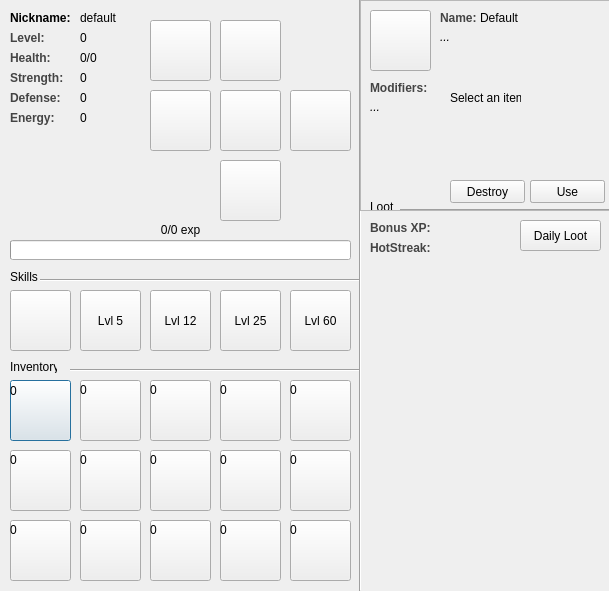
Before: the Qt Designer form rpg_resources/player.ui in raphaelkieling/addon-anki-rpg, drawn with Qt 5.
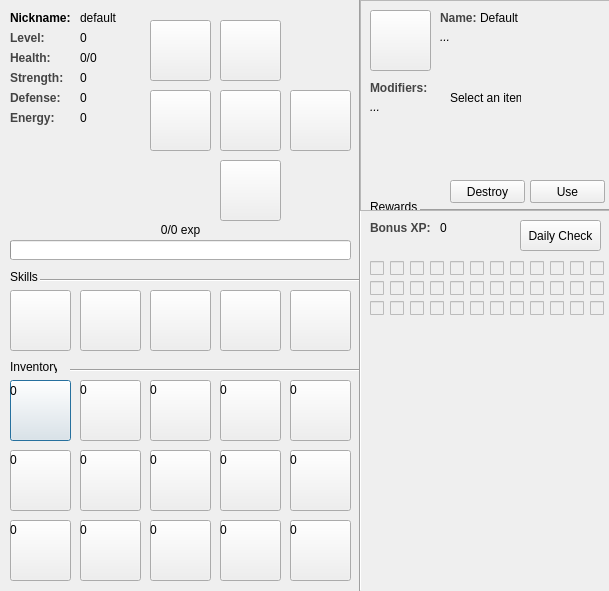
After: the same form once the commit is applied.

Commit message: added hot streak feature

The edit to the form file:
```diff
--- a/rpg_resources/player.ui
+++ b/rpg_resources/player.ui
@@ -1116,7 +1116,7 @@
     <string notr="true"/>
    </property>
    <property name="text">
-    <string>Lvl 5</string>
+    <string/>
    </property>
    <property name="iconSize">
     <size>
@@ -1147,7 +1147,7 @@
     <string notr="true"/>
    </property>
    <property name="text">
-    <string>Lvl 12</string>
+    <string/>
    </property>
    <property name="iconSize">
     <size>
@@ -1178,7 +1178,7 @@
     <string notr="true"/>
    </property>
    <property name="text">
-    <string>Lvl 25</string>
+    <string/>
    </property>
    <property name="iconSize">
     <size>
@@ -1209,7 +1209,7 @@
     <string notr="true"/>
    </property>
    <property name="text">
-    <string>Lvl 60</string>
+    <string/>
    </property>
    <property name="iconSize">
     <size>
@@ -1336,9 +1336,9 @@
   <widget class="Line" name="line_4">
    <property name="geometry">
     <rect>
-     <x>400</x>
+     <x>420</x>
      <y>200</y>
-     <width>211</width>
+     <width>191</width>
      <height>20</height>
     </rect>
    </property>
@@ -1356,7 +1356,7 @@
     </rect>
    </property>
    <property name="text">
-    <string>Loot</string>
+    <string>Rewards</string>
    </property>
   </widget>
   <widget class="QPushButton" name="daily_loot_button">
@@ -1369,7 +1369,7 @@
     </rect>
    </property>
    <property name="text">
-    <string>Daily Loot</string>
+    <string>Daily Check</string>
    </property>
    <property name="flat">
     <bool>false</bool>
@@ -1391,22 +1391,6 @@
     <string>&lt;html&gt;&lt;head/&gt;&lt;body&gt;&lt;p&gt;&lt;span style=&quot; font-weight:600;&quot;&gt;Bonus XP:&lt;/span&gt;&lt;/p&gt;&lt;/body&gt;&lt;/html&gt;</string>
    </property>
   </widget>
-  <widget class="QLabel" name="name_label_3">
-   <property name="geometry">
-    <rect>
-     <x>370</x>
-     <y>240</y>
-     <width>71</width>
-     <height>16</height>
-    </rect>
-   </property>
-   <property name="styleSheet">
-    <string notr="true">color: rgb(68, 68, 68);</string>
-   </property>
-   <property name="text">
-    <string>&lt;html&gt;&lt;head/&gt;&lt;body&gt;&lt;p&gt;&lt;span style=&quot; font-weight:600;&quot;&gt;HotStreak:&lt;/span&gt;&lt;/p&gt;&lt;/body&gt;&lt;/html&gt;</string>
-   </property>
-  </widget>
   <widget class="QFrame" name="inventory_item_selected_frame">
    <property name="geometry">
     <rect>
@@ -1589,6 +1573,595 @@
     <string>Select an item</string>
    </property>
   </widget>
+  <widget class="QLabel" name="bonus_xp_value">
+   <property name="geometry">
+    <rect>
+     <x>440</x>
+     <y>220</y>
+     <width>51</width>
+     <height>16</height>
+    </rect>
+   </property>
+   <property name="text">
+    <string>0</string>
+   </property>
+  </widget>
+  <widget class="QCheckBox" name="streak_check_1">
+   <property name="enabled">
+    <bool>false</bool>
+   </property>
+   <property name="geometry">
+    <rect>
+     <x>370</x>
+     <y>260</y>
+     <width>16</width>
+     <height>17</height>
+    </rect>
+   </property>
+   <property name="text">
+    <string/>
+   </property>
+  </widget>
+  <widget class="QCheckBox" name="streak_check_2">
+   <property name="enabled">
+    <bool>false</bool>
+   </property>
+   <property name="geometry">
+    <rect>
+     <x>390</x>
+     <y>260</y>
+     <width>16</width>
+     <height>17</height>
+    </rect>
+   </property>
+   <property name="text">
+    <string/>
+   </property>
+  </widget>
+  <widget class="QCheckBox" name="streak_check_3">
+   <property name="enabled">
+    <bool>false</bool>
+   </property>
+   <property name="geometry">
+    <rect>
+     <x>410</x>
+     <y>260</y>
+     <width>16</width>
+     <height>17</height>
+    </rect>
+   </property>
+   <property name="text">
+    <string/>
+   </property>
+  </widget>
+  <widget class="QCheckBox" name="streak_check_4">
+   <property name="enabled">
+    <bool>false</bool>
+   </property>
+   <property name="geometry">
+    <rect>
+     <x>430</x>
+     <y>260</y>
+     <width>16</width>
+     <height>17</height>
+    </rect>
+   </property>
+   <property name="text">
+    <string/>
+   </property>
+  </widget>
+  <widget class="QCheckBox" name="streak_check_5">
+   <property name="enabled">
+    <bool>false</bool>
+   </property>
+   <property name="geometry">
+    <rect>
+     <x>450</x>
+     <y>260</y>
+     <width>16</width>
+     <height>17</height>
+    </rect>
+   </property>
+   <property name="text">
+    <string/>
+   </property>
+  </widget>
+  <widget class="QCheckBox" name="streak_check_6">
+   <property name="enabled">
+    <bool>false</bool>
+   </property>
+   <property name="geometry">
+    <rect>
+     <x>470</x>
+     <y>260</y>
+     <width>16</width>
+     <height>17</height>
+    </rect>
+   </property>
+   <property name="text">
+    <string/>
+   </property>
+  </widget>
+  <widget class="QCheckBox" name="streak_check_7">
+   <property name="enabled">
+    <bool>false</bool>
+   </property>
+   <property name="geometry">
+    <rect>
+     <x>490</x>
+     <y>260</y>
+     <width>16</width>
+     <height>17</height>
+    </rect>
+   </property>
+   <property name="text">
+    <string/>
+   </property>
+  </widget>
+  <widget class="QCheckBox" name="streak_check_8">
+   <property name="enabled">
+    <bool>false</bool>
+   </property>
+   <property name="geometry">
+    <rect>
+     <x>510</x>
+     <y>260</y>
+     <width>16</width>
+     <height>17</height>
+    </rect>
+   </property>
+   <property name="text">
+    <string/>
+   </property>
+  </widget>
+  <widget class="QCheckBox" name="streak_check_9">
+   <property name="enabled">
+    <bool>false</bool>
+   </property>
+   <property name="geometry">
+    <rect>
+     <x>530</x>
+     <y>260</y>
+     <width>16</width>
+     <height>17</height>
+    </rect>
+   </property>
+   <property name="text">
+    <string/>
+   </property>
+  </widget>
+  <widget class="QCheckBox" name="streak_check_10">
+   <property name="enabled">
+    <bool>false</bool>
+   </property>
+   <property name="geometry">
+    <rect>
+     <x>550</x>
+     <y>260</y>
+     <width>16</width>
+     <height>17</height>
+    </rect>
+   </property>
+   <property name="text">
+    <string/>
+   </property>
+  </widget>
+  <widget class="QCheckBox" name="streak_check_11">
+   <property name="enabled">
+    <bool>false</bool>
+   </property>
+   <property name="geometry">
+    <rect>
+     <x>570</x>
+     <y>260</y>
+     <width>16</width>
+     <height>17</height>
+    </rect>
+   </property>
+   <property name="text">
+    <string/>
+   </property>
+  </widget>
+  <widget class="QCheckBox" name="streak_check_12">
+   <property name="enabled">
+    <bool>false</bool>
+   </property>
+   <property name="geometry">
+    <rect>
+     <x>590</x>
+     <y>260</y>
+     <width>16</width>
+     <height>17</height>
+    </rect>
+   </property>
+   <property name="text">
+    <string/>
+   </property>
+  </widget>
+  <widget class="QCheckBox" name="streak_check_13">
+   <property name="enabled">
+    <bool>false</bool>
+   </property>
+   <property name="geometry">
+    <rect>
+     <x>370</x>
+     <y>280</y>
+     <width>16</width>
+     <height>17</height>
+    </rect>
+   </property>
+   <property name="text">
+    <string/>
+   </property>
+  </widget>
+  <widget class="QCheckBox" name="streak_check_14">
+   <property name="enabled">
+    <bool>false</bool>
+   </property>
+   <property name="geometry">
+    <rect>
+     <x>390</x>
+     <y>280</y>
+     <width>16</width>
+     <height>17</height>
+    </rect>
+   </property>
+   <property name="text">
+    <string/>
+   </property>
+  </widget>
+  <widget class="QCheckBox" name="streak_check_15">
+   <property name="enabled">
+    <bool>false</bool>
+   </property>
+   <property name="geometry">
+    <rect>
+     <x>410</x>
+     <y>280</y>
+     <width>16</width>
+     <height>17</height>
+    </rect>
+   </property>
+   <property name="text">
+    <string/>
+   </property>
+  </widget>
+  <widget class="QCheckBox" name="streak_check_16">
+   <property name="enabled">
+    <bool>false</bool>
+   </property>
+   <property name="geometry">
+    <rect>
+     <x>430</x>
+     <y>280</y>
+     <width>16</width>
+     <height>17</height>
+    </rect>
+   </property>
+   <property name="text">
+    <string/>
+   </property>
+  </widget>
+  <widget class="QCheckBox" name="streak_check_17">
+   <property name="enabled">
+    <bool>false</bool>
+   </property>
+   <property name="geometry">
+    <rect>
+     <x>450</x>
+     <y>280</y>
+     <width>16</width>
+     <height>17</height>
+    </rect>
+   </property>
+   <property name="text">
+    <string/>
+   </property>
+  </widget>
+  <widget class="QCheckBox" name="streak_check_18">
+   <property name="enabled">
+    <bool>false</bool>
+   </property>
+   <property name="geometry">
+    <rect>
+     <x>470</x>
+     <y>280</y>
+     <width>16</width>
+     <height>17</height>
+    </rect>
+   </property>
+   <property name="text">
+    <string/>
+   </property>
+  </widget>
+  <widget class="QCheckBox" name="streak_check_19">
+   <property name="enabled">
+    <bool>false</bool>
+   </property>
+   <property name="geometry">
+    <rect>
+     <x>490</x>
+     <y>280</y>
+     <width>16</width>
+     <height>17</height>
+    </rect>
+   </property>
+   <property name="text">
+    <string/>
+   </property>
+  </widget>
+  <widget class="QCheckBox" name="streak_check_20">
+   <property name="enabled">
+    <bool>false</bool>
+   </property>
+   <property name="geometry">
+    <rect>
+     <x>510</x>
+     <y>280</y>
+     <width>16</width>
+     <height>17</height>
+    </rect>
+   </property>
+   <property name="text">
+    <string/>
+   </property>
+  </widget>
+  <widget class="QCheckBox" name="streak_check_21">
+   <property name="enabled">
+    <bool>false</bool>
+   </property>
+   <property name="geometry">
+    <rect>
+     <x>530</x>
+     <y>280</y>
+     <width>16</width>
+     <height>17</height>
+    </rect>
+   </property>
+   <property name="text">
+    <string/>
+   </property>
+  </widget>
+  <widget class="QCheckBox" name="streak_check_22">
+   <property name="enabled">
+    <bool>false</bool>
+   </property>
+   <property name="geometry">
+    <rect>
+     <x>550</x>
+     <y>280</y>
+     <width>16</width>
+     <height>17</height>
+    </rect>
+   </property>
+   <property name="text">
+    <string/>
+   </property>
+  </widget>
+  <widget class="QCheckBox" name="streak_check_23">
+   <property name="enabled">
+    <bool>false</bool>
+   </property>
+   <property name="geometry">
+    <rect>
+     <x>570</x>
+     <y>280</y>
+     <width>16</width>
+     <height>17</height>
+    </rect>
+   </property>
+   <property name="text">
+    <string/>
+   </property>
+  </widget>
+  <widget class="QCheckBox" name="streak_check_24">
+   <property name="enabled">
+    <bool>false</bool>
+   </property>
+   <property name="geometry">
+    <rect>
+     <x>590</x>
+     <y>280</y>
+     <width>16</width>
+     <height>17</height>
+    </rect>
+   </property>
+   <property name="text">
+    <string/>
+   </property>
+  </widget>
+  <widget class="QCheckBox" name="streak_check_25">
+   <property name="enabled">
+    <bool>false</bool>
+   </property>
+   <property name="geometry">
+    <rect>
+     <x>370</x>
+     <y>300</y>
+     <width>16</width>
+     <height>17</height>
+    </rect>
+   </property>
+   <property name="text">
+    <string/>
+   </property>
+  </widget>
+  <widget class="QCheckBox" name="streak_check_26">
+   <property name="enabled">
+    <bool>false</bool>
+   </property>
+   <property name="geometry">
+    <rect>
+     <x>390</x>
+     <y>300</y>
+     <width>16</width>
+     <height>17</height>
+    </rect>
+   </property>
+   <property name="text">
+    <string/>
+   </property>
+  </widget>
+  <widget class="QCheckBox" name="streak_check_27">
+   <property name="enabled">
+    <bool>false</bool>
+   </property>
+   <property name="geometry">
+    <rect>
+     <x>410</x>
+     <y>300</y>
+     <width>16</width>
+     <height>17</height>
+    </rect>
+   </property>
+   <property name="text">
+    <string/>
+   </property>
+  </widget>
+  <widget class="QCheckBox" name="streak_check_28">
+   <property name="enabled">
+    <bool>false</bool>
+   </property>
+   <property name="geometry">
+    <rect>
+     <x>430</x>
+     <y>300</y>
+     <width>16</width>
+     <height>17</height>
+    </rect>
+   </property>
+   <property name="text">
+    <string/>
+   </property>
+  </widget>
+  <widget class="QCheckBox" name="streak_check_29">
+   <property name="enabled">
+    <bool>false</bool>
+   </property>
+   <property name="geometry">
+    <rect>
+     <x>450</x>
+     <y>300</y>
+     <width>16</width>
+     <height>17</height>
+    </rect>
+   </property>
+   <property name="text">
+    <string/>
+   </property>
+  </widget>
+  <widget class="QCheckBox" name="streak_check_30">
+   <property name="enabled">
+    <bool>false</bool>
+   </property>
+   <property name="geometry">
+    <rect>
+     <x>470</x>
+     <y>300</y>
+     <width>16</width>
+     <height>17</height>
+    </rect>
+   </property>
+   <property name="text">
+    <string/>
+   </property>
+  </widget>
+  <widget class="QCheckBox" name="streak_check_31">
+   <property name="enabled">
+    <bool>false</bool>
+   </property>
+   <property name="geometry">
+    <rect>
+     <x>490</x>
+     <y>300</y>
+     <width>16</width>
+     <height>17</height>
+    </rect>
+   </property>
+   <property name="text">
+    <string/>
+   </property>
+  </widget>
+  <widget class="QCheckBox" name="streak_check_32">
+   <property name="enabled">
+    <bool>false</bool>
+   </property>
+   <property name="geometry">
+    <rect>
+     <x>510</x>
+     <y>300</y>
+     <width>16</width>
+     <height>17</height>
+    </rect>
+   </property>
+   <property name="text">
+    <string/>
+   </property>
+  </widget>
+  <widget class="QCheckBox" name="streak_check_33">
+   <property name="enabled">
+    <bool>false</bool>
+   </property>
+   <property name="geometry">
+    <rect>
+     <x>530</x>
+     <y>300</y>
+     <width>16</width>
+     <height>17</height>
+    </rect>
+   </property>
+   <property name="text">
+    <string/>
+   </property>
+  </widget>
+  <widget class="QCheckBox" name="streak_check_34">
+   <property name="enabled">
+    <bool>false</bool>
+   </property>
+   <property name="geometry">
+    <rect>
+     <x>550</x>
+     <y>300</y>
+     <width>16</width>
+     <height>17</height>
+    </rect>
+   </property>
+   <property name="text">
+    <string/>
+   </property>
+  </widget>
+  <widget class="QCheckBox" name="streak_check_35">
+   <property name="enabled">
+    <bool>false</bool>
+   </property>
+   <property name="geometry">
+    <rect>
+     <x>570</x>
+     <y>300</y>
+     <width>16</width>
+     <height>17</height>
+    </rect>
+   </property>
+   <property name="text">
+    <string/>
+   </property>
+  </widget>
+  <widget class="QCheckBox" name="streak_check_36">
+   <property name="enabled">
+    <bool>false</bool>
+   </property>
+   <property name="geometry">
+    <rect>
+     <x>590</x>
+     <y>300</y>
+     <width>16</width>
+     <height>17</height>
+    </rect>
+   </property>
+   <property name="text">
+    <string/>
+   </property>
+  </widget>
  </widget>
  <resources/>
  <connections/>
```
Left out of the diff: 8 changed lines with no effect on the pictures. The commit also changes 5 other files.
